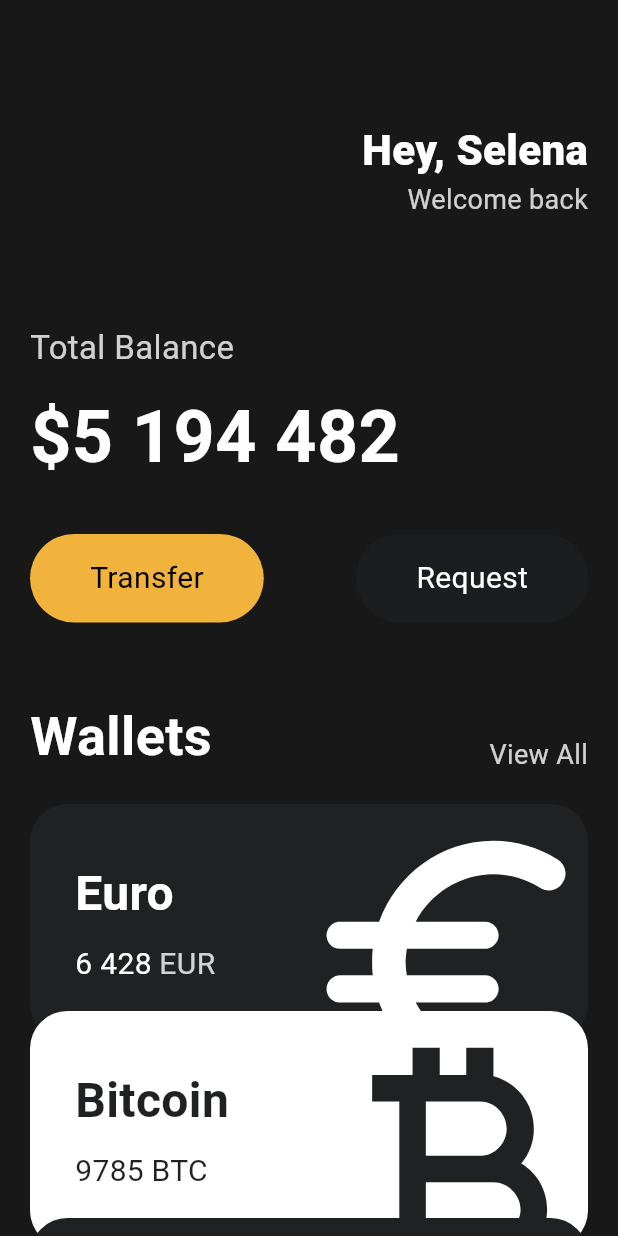
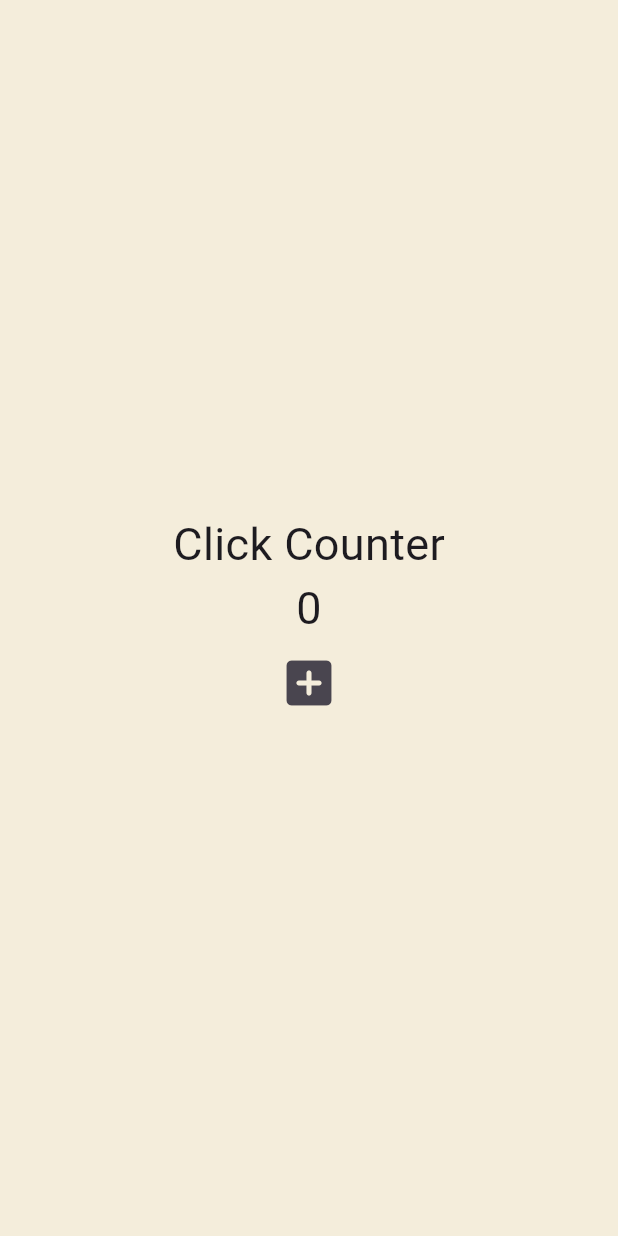
Before and after one commit to ju-nong/toon_flix, a Flutter app: the screen it shows after launch, on a phone screen of 412 x 824 dp. Run offline on Flutter 3.47's test engine with Material 3 defaults, Android fonts, the light colour scheme and no system bars.

Commit message:
4.1 setState

```diff
--- a/lib/main.dart
+++ b/lib/main.dart
@@ -15,139 +15,191 @@
   runApp(App());
 }
 
-class App extends StatelessWidget {
+class App extends StatefulWidget {
   const App({super.key});
+
+  @override
+  State<App> createState() => _AppState();
+}
+
+class _AppState extends State<App> {
+  int counter = 0;
+
+  void onClick() {
+    setState(() {
+      counter = counter + 1;
+    });
+  }
 
   @override
   Widget build(BuildContext context) {
     return MaterialApp(
       home: Scaffold(
-        body: SingleChildScrollView(
-          child: Padding(
-            padding: EdgeInsets.symmetric(horizontal: 20),
+        backgroundColor: Color(0xFFF4EDDB),
+        body: Center(
           child: Column(
-              crossAxisAlignment: CrossAxisAlignment.start,
-              children: [
-                SizedBox(height: 80),
-                Row(
-                  mainAxisAlignment: MainAxisAlignment.end,
-                  children: [
-                    Column(
-                      crossAxisAlignment: CrossAxisAlignment.end,
+            mainAxisAlignment: MainAxisAlignment.center,
             children: [
               Text(
-                          "Hey, Selena",
+                "Click Counter",
                 style: TextStyle(
-                            color: Colors.white,
-                            fontSize: 28,
-                            fontWeight: FontWeight.w800,
+                  fontSize: 30,
                 ),
               ),
               Text(
-                          "Welcome back",
+                "$counter",
                 style: TextStyle(
-                            color: Colors.white.withValues(alpha: 0.8),
-                            fontSize: 18,
+                  fontSize: 30,
                 ),
               ),
-                      ],
+              IconButton(
+                onPressed: onClick,
+                icon: Icon(
+                  Icons.add_box_rounded,
                 ),
-                  ],
-                ),
-                SizedBox(
-                  height: 70,
-                ),
-                Text(
-                  "Total Balance",
-                  style: TextStyle(
-                    fontSize: 22,
-                    color: Colors.white.withValues(alpha: 0.8),
-                  ),
-                ),
-                SizedBox(
-                  height: 10,
-                ),
-                Text(
-                  "\$5 194 482",
-                  style: TextStyle(
-                    fontSize: 48,
-                    fontWeight: FontWeight.w600,
-                    color: Colors.white,
-                  ),
-                ),
-                SizedBox(height: 30),
-                Row(
-                  mainAxisAlignment: MainAxisAlignment.spaceBetween,
-                  children: [
-                    Button(
-                      text: "Transfer",
-                      backgroundColor: Color(0xFFF1B33B),
-                      textColor: Colors.black,
-                    ),
-                    Button(
-                      text: "Request",
-                      backgroundColor: Color(0xFF1b1d1f),
-                      textColor: Colors.white,
-                    ),
-                  ],
-                ),
-                SizedBox(
-                  height: 50,
-                ),
-                Row(
-                  mainAxisAlignment: MainAxisAlignment.spaceBetween,
-                  crossAxisAlignment: CrossAxisAlignment.end,
-                  children: [
-                    Text(
-                      "Wallets",
-                      style: TextStyle(
-                        color: Colors.white,
-                        fontSize: 36,
-                        fontWeight: FontWeight.w600,
-                      ),
-                    ),
-                    Text(
-                      "View All",
-                      style: TextStyle(
-                        color: Colors.white.withValues(alpha: 0.8),
-                        fontSize: 18,
-                      ),
-                    ),
-                  ],
-                ),
-                SizedBox(
-                  height: 20,
-                ),
-                CurrencyCard(
-                  name: "Euro",
-                  amount: "6 428",
-                  code: "EUR",
-                  icon: Icons.euro_rounded,
-                  isInverted: false,
-                  order: 1,
-                ),
-                CurrencyCard(
-                  name: "Bitcoin",
-                  amount: "9785",
-                  code: "BTC",
-                  icon: Icons.currency_bitcoin,
-                  isInverted: true,
-                  order: 2,
-                ),
-                CurrencyCard(
-                  name: "Dollar",
-                  amount: "428",
-                  code: "USD",
-                  icon: Icons.attach_money_outlined,
-                  isInverted: false,
-                  order: 3,
+                iconSize: 40,
               ),
             ],
           ),
         ),
       ),
-        backgroundColor: Color(0xFF181818),
-      ),
     );
   }
 }
+
+// class App extends StatelessWidget {
+//   const App({super.key});
+
+//   @override
+//   Widget build(BuildContext context) {
+//     return MaterialApp(
+//       home: Scaffold(
+//         body: SingleChildScrollView(
+//           child: Padding(
+//             padding: EdgeInsets.symmetric(horizontal: 20),
+//             child: Column(
+//               crossAxisAlignment: CrossAxisAlignment.start,
+//               children: [
+//                 SizedBox(height: 80),
+//                 Row(
+//                   mainAxisAlignment: MainAxisAlignment.end,
+//                   children: [
+//                     Column(
+//                       crossAxisAlignment: CrossAxisAlignment.end,
+//                       children: [
+//                         Text(
+//                           "Hey, Selena",
+//                           style: TextStyle(
+//                             color: Colors.white,
+//                             fontSize: 28,
+//                             fontWeight: FontWeight.w800,
+//                           ),
+//                         ),
+//                         Text(
+//                           "Welcome back",
+//                           style: TextStyle(
+//                             color: Colors.white.withValues(alpha: 0.8),
+//                             fontSize: 18,
+//                           ),
+//                         ),
+//                       ],
+//                     ),
+//                   ],
+//                 ),
+//                 SizedBox(
+//                   height: 70,
+//                 ),
+//                 Text(
+//                   "Total Balance",
+//                   style: TextStyle(
+//                     fontSize: 22,
+//                     color: Colors.white.withValues(alpha: 0.8),
+//                   ),
+//                 ),
+//                 SizedBox(
+//                   height: 10,
+//                 ),
+//                 Text(
+//                   "\$5 194 482",
+//                   style: TextStyle(
+//                     fontSize: 48,
+//                     fontWeight: FontWeight.w600,
+//                     color: Colors.white,
+//                   ),
+//                 ),
+//                 SizedBox(height: 30),
+//                 Row(
+//                   mainAxisAlignment: MainAxisAlignment.spaceBetween,
+//                   children: [
+//                     Button(
+//                       text: "Transfer",
+//                       backgroundColor: Color(0xFFF1B33B),
+//                       textColor: Colors.black,
+//                     ),
+//                     Button(
+//                       text: "Request",
+//                       backgroundColor: Color(0xFF1b1d1f),
+//                       textColor: Colors.white,
+//                     ),
+//                   ],
+//                 ),
+//                 SizedBox(
+//                   height: 50,
+//                 ),
+//                 Row(
+//                   mainAxisAlignment: MainAxisAlignment.spaceBetween,
+//                   crossAxisAlignment: CrossAxisAlignment.end,
+//                   children: [
+//                     Text(
+//                       "Wallets",
+//                       style: TextStyle(
+//                         color: Colors.white,
+//                         fontSize: 36,
+//                         fontWeight: FontWeight.w600,
+//                       ),
+//                     ),
+//                     Text(
+//                       "View All",
+//                       style: TextStyle(
+//                         color: Colors.white.withValues(alpha: 0.8),
+//                         fontSize: 18,
+//                       ),
+//                     ),
+//                   ],
+//                 ),
+//                 SizedBox(
+//                   height: 20,
+//                 ),
+//                 CurrencyCard(
+//                   name: "Euro",
+//                   amount: "6 428",
+//                   code: "EUR",
+//                   icon: Icons.euro_rounded,
+//                   isInverted: false,
+//                   order: 1,
+//                 ),
+//                 CurrencyCard(
+//                   name: "Bitcoin",
+//                   amount: "9785",
+//                   code: "BTC",
+//                   icon: Icons.currency_bitcoin,
+//                   isInverted: true,
+//                   order: 2,
+//                 ),
+//                 CurrencyCard(
+//                   name: "Dollar",
+//                   amount: "428",
+//                   code: "USD",
+//                   icon: Icons.attach_money_outlined,
+//                   isInverted: false,
+//                   order: 3,
+//                 ),
+//               ],
+//             ),
+//           ),
+//         ),
+//         backgroundColor: Color(0xFF181818),
+//       ),
+//     );
+//   }
+// }
```
Also changed, not shown: 1 other file. Lines whose indentation alone changed are shown as unchanged.
